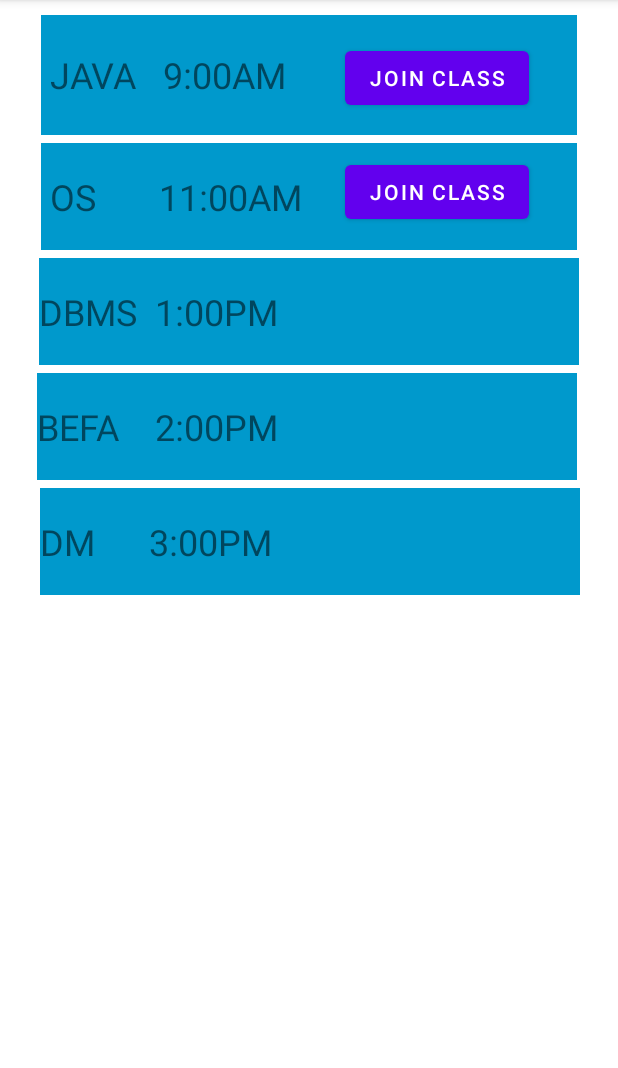
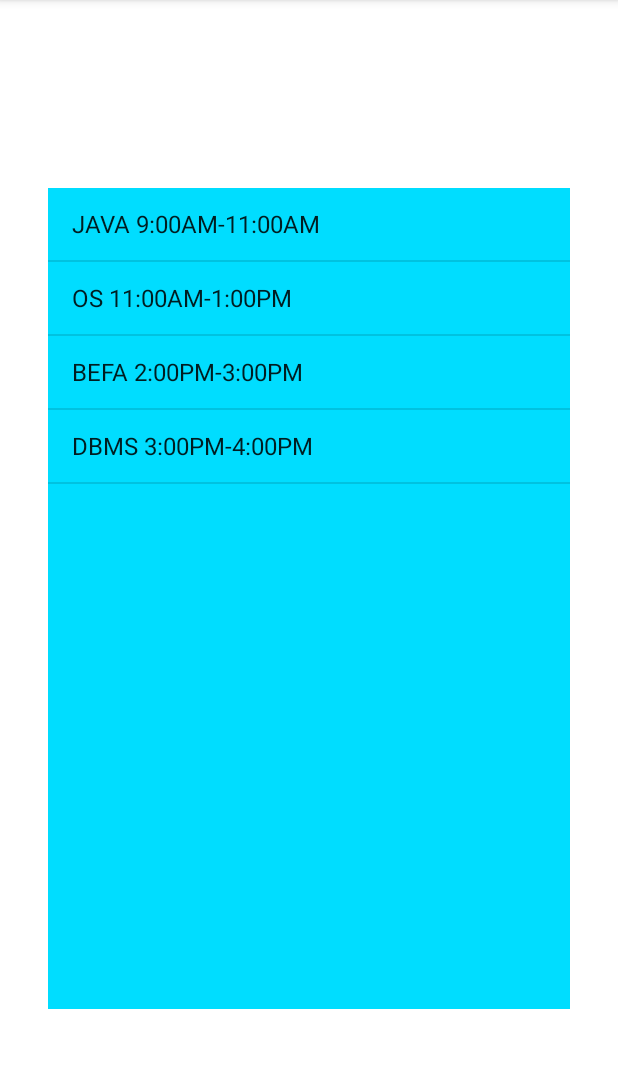
Before and after one commit to devika099/test, an Android app: the OnlineClassActivity screen opened directly, with no data from a screen before it, on a phone screen of 412 x 824 dp, the part 84-1152 px from its top. Run offline under Robolectric (Android 15) with nearby library versions, the phone set to English and light mode, and no system bars.

Commit message:
OnlineClassApp

```diff
--- a/app/src/main/java/com/example/testdemo/BranchActivity.kt
+++ b/app/src/main/java/com/example/testdemo/BranchActivity.kt
@@ -10,6 +10,7 @@ class BranchActivity : AppCompatActivity() {
     override fun onCreate(savedInstanceState: Bundle?) {
         super.onCreate(savedInstanceState)
         setContentView(R.layout.activity_branch)
+
         val act_cse = findViewById<TextView>(R.id.act_cse)
 
         act_cse.setOnClickListener(View.OnClickListener {
--- a/app/src/main/java/com/example/testdemo/MainActivity8.kt
+++ b/app/src/main/java/com/example/testdemo/MainActivity8.kt
@@ -14,7 +14,6 @@ class MainActivity8 : AppCompatActivity() {
         val act_online_class = findViewById<TextView>(R.id.act_online_class)
 
         act_online_class.setOnClickListener(View.OnClickListener {
-            //Toast.makeText(this,"HELLO World",Toast.LENGTH_LONG).show()
 
             val intent = Intent(this,BranchActivity::class.java)
             startActivity(intent)
--- a/app/src/main/java/com/example/testdemo/OnlineClassActivity.kt
+++ b/app/src/main/java/com/example/testdemo/OnlineClassActivity.kt
@@ -6,30 +6,22 @@ import androidx.appcompat.app.AppCompatActivity
 import android.os.Bundle
 import android.view.View
 import android.widget.Button
+import android.widget.ListView
 
 class OnlineClassActivity : AppCompatActivity() {
     override fun onCreate(savedInstanceState: Bundle?) {
         super.onCreate(savedInstanceState)
         setContentView(R.layout.activity_online_class)
 
-        val act_join_class = findViewById<Button>(R.id.act_join_class)
-        val act_join_class1 = findViewById<Button>(R.id.act_join_class1)
+        val list_view = findViewById<ListView>(R.id.list_view)
 
-
-        act_join_class.setOnClickListener(View.OnClickListener {
-
-            // var dial = Uri.parse("tel:123456")
-            //var uri = Uri.parse("https://www.facebook.com/")
-            //val intent = Intent(MediaStore.ACTION_IMAGE_CAPTURE)
+        val classes = resources.getStringArray(R.array.classes)
+        list_view.setOnItemClickListener { parent, view, position, id ->
             var uri = Uri.parse("https://meet.google.com/ezd-kcub-vbu")
             val intent = Intent(Intent.ACTION_VIEW,uri)
             startActivity(intent)
-        })
-        act_join_class1.setOnClickListener(View.OnClickListener {
+        }
 
-            var uri = Uri.parse("https://meet.google.com/ezd-kcub-vbu")
-            val intent = Intent(Intent.ACTION_VIEW,uri)
-            startActivity(intent)
-        })
+
     }
 }
--- a/app/src/main/res/layout/activity_online_class.xml
+++ b/app/src/main/res/layout/activity_online_class.xml
@@ -6,106 +6,18 @@
     android:layout_height="match_parent"
     tools:context=".OnlineClassActivity">
 
-    <TextView
-        android:id="@+id/textView10"
-        android:layout_width="360dp"
-        android:layout_height="71dp"
-        android:layout_marginStart="5dp"
-        android:layout_marginTop="5dp"
-        android:layout_marginEnd="5dp"
-        android:background="@android:color/holo_blue_dark"
-        android:gravity="start|center_vertical"
-        android:text="BEFA    2:00PM"
-        android:textAlignment="viewStart"
-        android:textSize="24sp"
-        app:layout_constraintEnd_toEndOf="parent"
-        app:layout_constraintHorizontal_bias="0.463"
-        app:layout_constraintStart_toStartOf="parent"
-        app:layout_constraintTop_toBottomOf="@+id/textView9" />
-
-    <TextView
-        android:id="@+id/textView11"
-        android:layout_width="360dp"
-        android:layout_height="71dp"
-        android:layout_marginStart="5dp"
-        android:layout_marginTop="5dp"
-        android:layout_marginEnd="5dp"
-        android:background="@android:color/holo_blue_dark"
-        android:gravity="start|center_vertical"
-        android:text="DM      3:00PM"
-        android:textAlignment="viewStart"
-        android:textSize="24sp"
-        app:layout_constraintEnd_toEndOf="parent"
-        app:layout_constraintHorizontal_bias="0.512"
-        app:layout_constraintStart_toStartOf="parent"
-        app:layout_constraintTop_toBottomOf="@+id/textView10" />
-
-    <TextView
-        android:id="@+id/textView9"
-        android:layout_width="360dp"
-        android:layout_height="71dp"
-        android:layout_marginStart="5dp"
-        android:layout_marginTop="5dp"
-        android:layout_marginEnd="5dp"
-        android:background="@android:color/holo_blue_dark"
-        android:gravity="start|center_vertical"
-        android:text="DBMS  1:00PM"
-        android:textAlignment="viewStart"
-        android:textSize="24sp"
-        app:layout_constraintEnd_toEndOf="parent"
-        app:layout_constraintStart_toStartOf="parent"
-        app:layout_constraintTop_toBottomOf="@+id/textView8" />
-
-    <TextView
-        android:id="@+id/textView8"
-        android:layout_width="357dp"
-        android:layout_height="71dp"
-        android:layout_marginStart="5dp"
-        android:layout_marginTop="5dp"
-        android:layout_marginEnd="5dp"
-        android:background="@android:color/holo_blue_dark"
-        android:gravity="start|center_vertical"
-        android:text=" OS       11:00AM"
-        android:textAlignment="viewStart"
-        android:textSize="24sp"
-        app:layout_constraintEnd_toEndOf="parent"
-        app:layout_constraintStart_toStartOf="parent"
-        app:layout_constraintTop_toBottomOf="@+id/textView6" />
-
-    <TextView
-        android:id="@+id/textView6"
-        android:layout_width="357dp"
-        android:layout_height="80dp"
-        android:layout_marginStart="5dp"
-        android:layout_marginTop="10dp"
-        android:layout_marginEnd="5dp"
-        android:background="@android:color/holo_blue_dark"
-        android:gravity="start|center_vertical"
-        android:text=" JAVA   9:00AM"
-        android:textAlignment="viewStart"
-        android:textSize="24sp"
+    <ListView
+        android:id="@+id/list_view"
+        android:layout_width="348dp"
+        android:layout_height="547dp"
+        android:layout_marginStart="31dp"
+        android:layout_marginTop="107dp"
+        android:layout_marginEnd="32dp"
+        android:layout_marginBottom="77dp"
+        android:background="@android:color/holo_blue_bright"
+        android:entries="@array/classes"
+        app:layout_constraintBottom_toBottomOf="parent"
         app:layout_constraintEnd_toEndOf="parent"
         app:layout_constraintStart_toStartOf="parent"
         app:layout_constraintTop_toTopOf="parent" />
-
-    <Button
-        android:id="@+id/act_join_class1"
-        android:layout_width="wrap_content"
-        android:layout_height="wrap_content"
-        android:layout_marginStart="230dp"
-        android:layout_marginTop="104dp"
-        android:text="Join Class"
-        app:layout_constraintStart_toStartOf="parent"
-        app:layout_constraintTop_toTopOf="parent" />
-
-    <Button
-        android:id="@+id/act_join_class"
-        android:layout_width="wrap_content"
-        android:layout_height="wrap_content"
-        android:layout_marginStart="230dp"
-        android:layout_marginTop="28dp"
-        android:text="Join Class"
-        app:layout_constraintStart_toStartOf="parent"
-        app:layout_constraintTop_toTopOf="parent" />
-
 </androidx.constraintlayout.widget.ConstraintLayout>
--- a/app/src/main/res/values/strings.xml
+++ b/app/src/main/res/values/strings.xml
@@ -27,4 +27,12 @@
     <string name="hello_second_fragment">Hello second fragment. Arg: %1$s</string>
 
 
+    <string-array name="classes">
+        <item>JAVA   9:00AM-11:00AM</item>
+        <item>OS     11:00AM-1:00PM</item>
+        <item>BEFA   2:00PM-3:00PM</item>
+        <item>DBMS   3:00PM-4:00PM</item>
+    </string-array>
+
+
 </resources>
```
